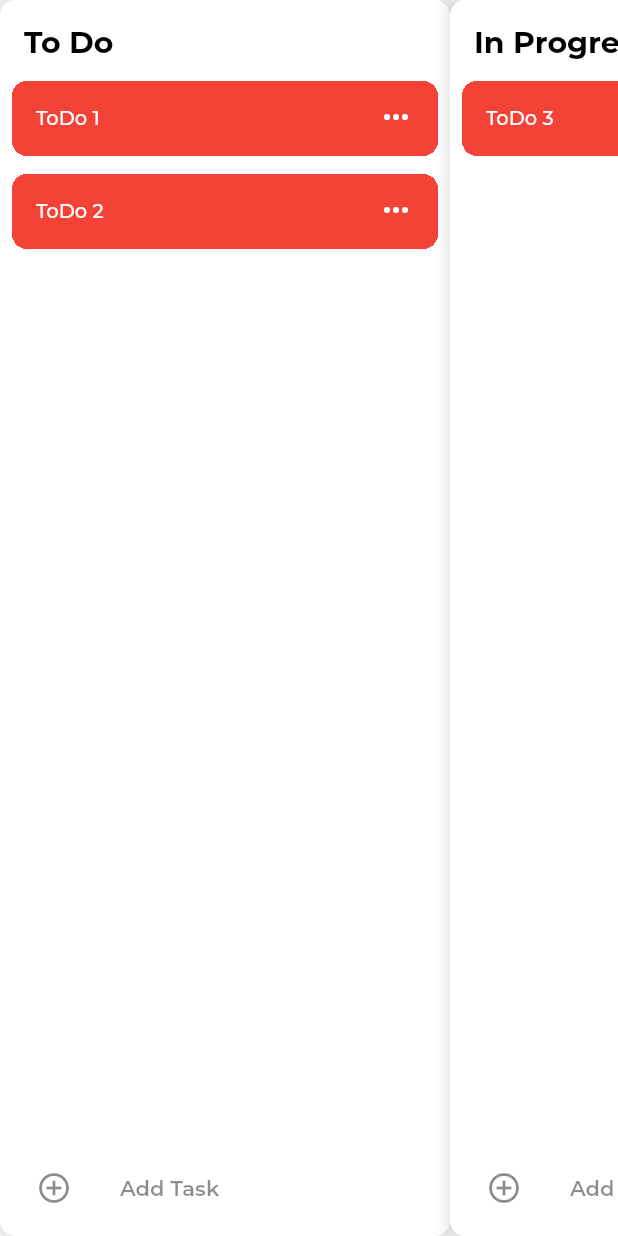
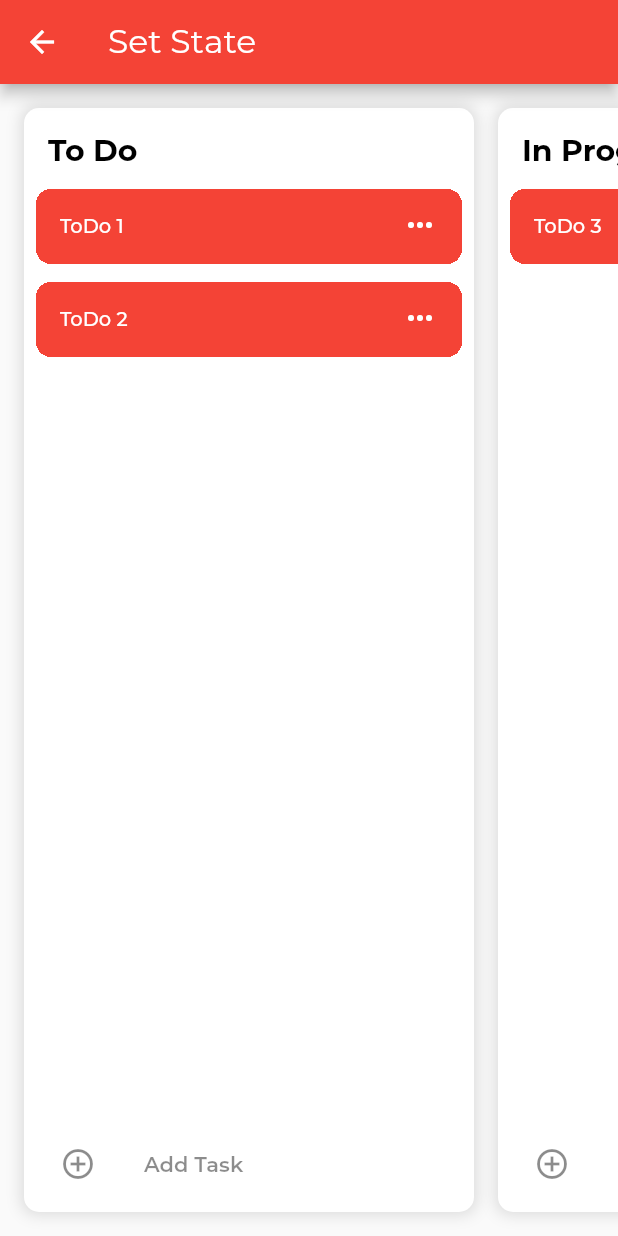
Before and after one commit to AndresR173/flutterban, a Flutter app: the KanbanSetStatePage screen opened directly, on a phone screen of 412 x 824 dp. Run offline on Flutter 3.47's test engine with Material 2 defaults, Android fonts, the phone set to English and light mode, and no system bars; our stand-ins replace bloc, flutter_bloc, freezed_annotation.

Commit message:
Update state managers

```diff
--- a/lib/data/data.dart
+++ b/lib/data/data.dart
@@ -1,20 +1,22 @@
+// ignore_for_file: prefer_const_constructors
+
 import '../models/models.dart';
 
 List<KColumn> columns = List.from([
-  const KColumn(
+  KColumn(
     title: 'To Do',
     children: [
       KTask(title: 'ToDo 1'),
       KTask(title: 'ToDo 2'),
     ],
   ),
-  const KColumn(
+  KColumn(
     title: 'In Progress',
     children: [
       KTask(title: 'ToDo 3'),
     ],
   ),
-  const KColumn(
+  KColumn(
     title: 'Done',
     children: [
       KTask(title: 'ToDo 4'),
--- a/lib/main.dart
+++ b/lib/main.dart
@@ -1,6 +1,6 @@
 import 'package:flutter/material.dart';
 
-import 'presentation/pages/kaban_set_state_page.dart';
+import 'presentation/pages/home_page.dart';
 import 'utils/light_theme.dart';
 
 void main() {
@@ -17,7 +17,7 @@ class MyApp extends StatelessWidget {
       title: 'Flutterban',
       theme: AppTheme.lightTheme(),
       debugShowCheckedModeBanner: false,
-      home: const KanbanSetStatePage(),
+      home: const HomePage(),
     );
   }
 }
--- a/lib/presentation/pages/kaban_set_state_page.dart
+++ b/lib/presentation/pages/kaban_set_state_page.dart
@@ -1,12 +1,9 @@
 import 'package:flutter/material.dart';
-import 'package:flutter/services.dart';
 
 import '../../data/data.dart';
 import '../../models/models.dart';
-import '../widgets/add_column_button_widget.dart';
-import '../widgets/add_column_widget.dart';
-import '../widgets/add_task_widget.dart';
-import '../widgets/column_widget.dart';
+import '../widgets/kanban_board.dart';
+import 'kanban_board_controller.dart';
 
 class KanbanSetStatePage extends StatefulWidget {
   const KanbanSetStatePage({super.key});
@@ -15,104 +12,66 @@ class KanbanSetStatePage extends StatefulWidget {
   _KanbanSetStatePageState createState() => _KanbanSetStatePageState();
 }
 
-class _KanbanSetStatePageState extends State<KanbanSetStatePage> {
-  final ScrollController _scrollController = ScrollController();
-
+class _KanbanSetStatePageState extends State<KanbanSetStatePage>
+    implements KanbanBoardController {
   @override
   Widget build(BuildContext context) {
-    SystemChrome.setSystemUIOverlayStyle(
-      SystemUiOverlayStyle.dark.copyWith(
-        statusBarColor: Colors.white, // Color for Android
-        statusBarBrightness:
-            Brightness.light, // Dark == white status bar -- for IOS.
+    return Scaffold(
+      appBar: AppBar(
+        title: const Text('Set State'),
       ),
-    );
-    return Scaffold(
       body: SafeArea(
-        child: ListView.builder(
-          controller: _scrollController,
-          scrollDirection: Axis.horizontal,
-          itemCount: columns.length + 1,
-          itemBuilder: (context, index) {
-            if (index == columns.length) {
-              return AddColumnButton(addColumnAction: _showAddColumn);
-            } else {
-              return KanbanColumn(
-                column: columns[index],
-                index: index,
-                dragHandler: _handleDrag,
-                reorderHandler: _handleReOrder,
-                addTaskHandler: _showAddTask,
-                dragListener: _dragListener,
-                deleteItemHandler: _deleteItem,
-              );
-            }
-          },
-        ),
-      ),
+          child: KanbanBoard(
+        columns: columns,
+        controller: this,
+      )),
     );
   }
 
-  void _dragListener(DragUpdateDetails details) {
-    if (details.localPosition.dx > MediaQuery.of(context).size.width - 40) {
-      _scrollController.jumpTo(_scrollController.offset + 10);
-    } else if (details.localPosition.dx < 20) {
-      _scrollController.jumpTo(_scrollController.offset - 10);
-    }
-  }
-
-  void _showAddColumn() {
-    showModalBottomSheet(
-      context: context,
-      backgroundColor: Colors.transparent,
-      isScrollControlled: true,
-      builder: (context) => AddColumnForm(
-        addColumnHandler: (String title) {
-          setState(() {
-            columns.add(KColumn(title: title, children: []));
-          });
-        },
-      ),
-    );
-  }
-
-  void _showAddTask(int index) {
-    showModalBottomSheet(
-      context: context,
-      backgroundColor: Colors.transparent,
-      isScrollControlled: true,
-      builder: (context) => AddTaskForm(
-        addTaskHandler: (String title) {
-          setState(() {
-            columns[index].children.add(KTask(title: title));
-          });
-        },
-      ),
-    );
-  }
-
-  void _deleteItem(int columnIndex, KTask task) {
+  @override
+  void deleteItem(int columnIndex, KTask task) {
     setState(() {
       columns[columnIndex].children.remove(task);
     });
   }
 
-  // Drag methods
-
-  void _handleReOrder(int oldIndex, int newIndex, int index) {
-    if (oldIndex != newIndex) {
-      setState(() {
+  @override
+  void handleReOrder(int oldIndex, int newIndex, int index) {
+    setState(() {
+      if (oldIndex != newIndex) {
         final task = columns[index].children[oldIndex];
         columns[index].children.remove(task);
         columns[index].children.insert(newIndex, task);
-      });
-    }
+      }
+    });
   }
 
-  void _handleDrag(KData data, int currentIndex) {
+  void handleDrag(KData data, int currentIndex) {
     setState(() {
       columns[data.from].children.remove(data.task);
       columns[currentIndex].children.add(data.task);
     });
   }
+
+  @override
+  void addColumn(String title) {
+    setState(() {
+      columns.add(KColumn(title: title));
+    });
+  }
+
+  @override
+  void addTask(String title, int column) {
+    setState(() {
+      columns[column].children.add(KTask(title: title));
+    });
+  }
+
+  @override
+  void dragHandler(KData data, int index) {
+    setState(() {
+      columns[data.from].children.remove(data.task);
+      columns[index].children.add(data.task);
+    });
+  }
 }
--- /dev/null
+++ b/lib/presentation/widgets/kanban_board.dart
@@ -0,0 +1,105 @@
+import 'package:flutter/material.dart';
+
+import '../../models/column.dart';
+import '../pages/kanban_board_controller.dart';
+import 'add_column_button_widget.dart';
+import 'add_column_widget.dart';
+import 'add_task_widget.dart';
+import 'column_widget.dart';
+
+class KanbanBoard extends StatefulWidget {
+  final KanbanBoardController controller;
+  final List<KColumn> columns;
+  const KanbanBoard({
+    super.key,
+    required this.controller,
+    required this.columns,
+  });
+
+  @override
+  State<KanbanBoard> createState() => _KanbanBoardState();
+}
+
+class _KanbanBoardState extends State<KanbanBoard> {
+  final ScrollController _scrollController = ScrollController();
+
+  @override
+  void dispose() {
+    _scrollController.dispose();
+    super.dispose();
+  }
+
+  @override
+  Widget build(BuildContext context) {
+    return ListView.separated(
+      controller: _scrollController,
+      scrollDirection: Axis.horizontal,
+      padding: const EdgeInsets.all(16),
+      itemCount: widget.columns.length + 1,
+      separatorBuilder: (_, __) => const SizedBox(width: 16),
+      itemBuilder: (context, index) {
+        if (index == widget.columns.length) {
+          return AddColumnButton(
+            addColumnAction: _showAddColumn,
+          );
+        } else {
+          return KanbanColumn(
+            column: widget.columns[index],
+            index: index,
+            dragHandler: widget.controller.dragHandler,
+            reorderHandler: widget.controller.handleReOrder,
+            addTaskHandler: _showAddTask,
+            dragListener: _dragListener,
+            deleteItemHandler: widget.controller.deleteItem,
+          );
+        }
+      },
+    );
+  }
+
+  void _showAddColumn() {
+    showModalBottomSheet(
+      context: context,
+      isScrollControlled: true,
+      backgroundColor: Colors.white,
+      clipBehavior: Clip.hardEdge,
+      shape: const RoundedRectangleBorder(
+        borderRadius: BorderRadius.only(
+          topLeft: Radius.circular(10),
+          topRight: Radius.circular(10),
+        ),
+      ),
+      builder: (context) => AddColumnForm(
+        addColumnHandler: widget.controller.addColumn,
+      ),
+    );
+  }
+
+  void _showAddTask(int index) {
+    showModalBottomSheet(
+      context: context,
+      isScrollControlled: true,
+      backgroundColor: Colors.white,
+      clipBehavior: Clip.hardEdge,
+      shape: const RoundedRectangleBorder(
+        borderRadius: BorderRadius.only(
+          topLeft: Radius.circular(10),
+          topRight: Radius.circular(10),
+        ),
+      ),
+      builder: (context) => AddTaskForm(
+        addTaskHandler: (String title) {
+          widget.controller.addTask(title, index);
+        },
+      ),
+    );
+  }
+
+  void _dragListener(DragUpdateDetails details) {
+    if (details.localPosition.dx > MediaQuery.of(context).size.width - 40) {
+      _scrollController.jumpTo(_scrollController.offset + 10);
+    } else if (details.localPosition.dx < 20) {
+      _scrollController.jumpTo(_scrollController.offset - 10);
+    }
+  }
+}
```
Also changed, not shown: lib/presentation/pages/home_page.dart (added, +48 -0 lines), lib/presentation/pages/kanban_bloc_page.dart (+30 -102 lines), lib/presentation/pages/kanban_board_controller.dart (added, +9 -0 lines), lib/presentation/widgets/progress_indicator.dart (+5 -7 lines), 2 other files.
